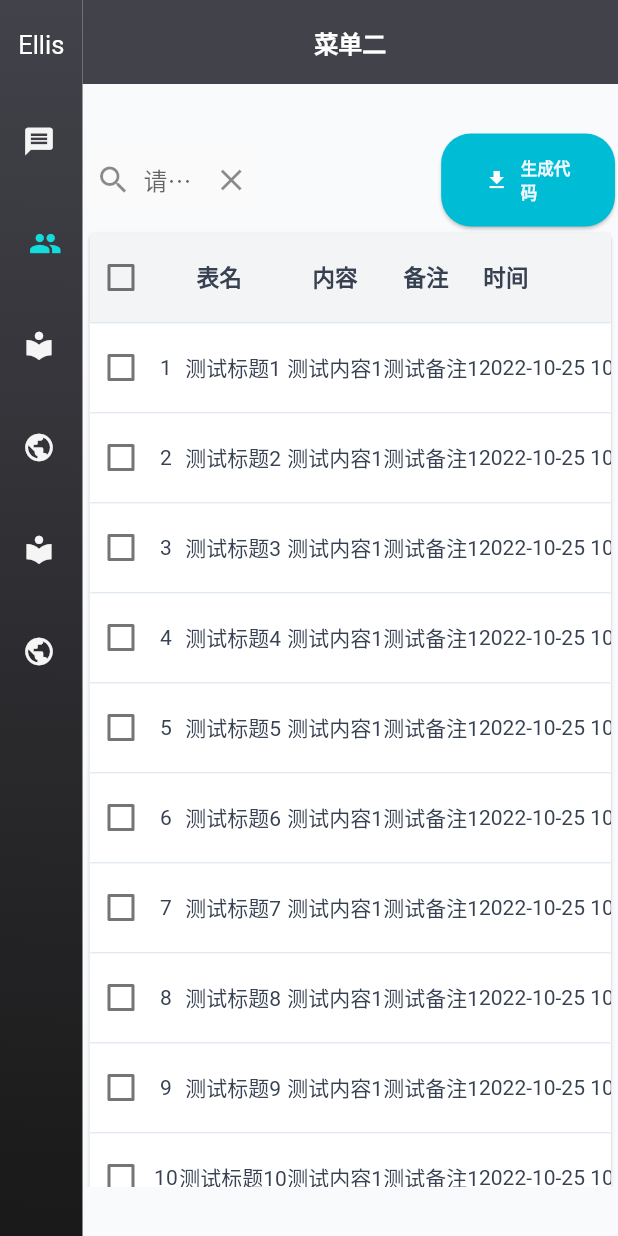
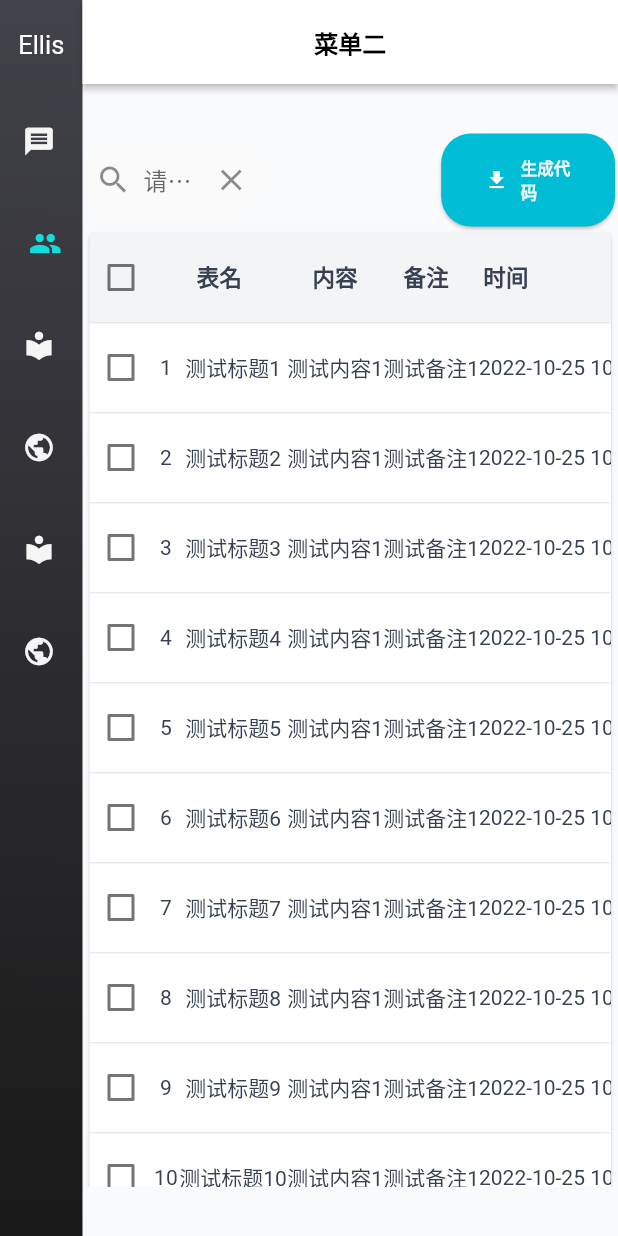
Before and after one commit to ellis1119/codegendemo, a Flutter app: the screen it shows after launch, after a tap on the "people" icon, on a phone screen of 412 x 824 dp. Run offline on Flutter 3.47's test engine with Material 2 defaults, Android fonts, the phone set to English and light mode, and no system bars; our stand-ins replace fl_chart, url_strategy.

Commit message:
2022-10-25

```diff
--- a/lib/pages/demo2.dart
+++ b/lib/pages/demo2.dart
@@ -61,13 +61,13 @@ class _Demo2State extends State<Demo2> {
     double screenHeight = MediaQuery.of(context).size.height;
     return Scaffold(
         appBar: AppBar(
-          elevation: 0,
+          elevation: 2,
           title: const Text(
             '菜单二',
-            style: TextStyle(fontSize: 16.0, fontWeight: FontWeight.bold),
+            style: TextStyle(fontSize: 16.0, fontWeight: FontWeight.bold , color: Colors.black),
           ),
           centerTitle: true,
-          backgroundColor: Color.fromRGBO(66, 66, 74, 1.0),
+          backgroundColor: Colors.white,
         ),
         backgroundColor: Colors.transparent,
         body: Container(
--- a/lib/pages/demo3.dart
+++ b/lib/pages/demo3.dart
@@ -42,13 +42,16 @@ class _Demo3State extends State<Demo3> {
     print(width);
     return Scaffold(
         appBar: AppBar(
-          elevation: 0,
+          elevation: 2,
           title: const Text(
             '菜单一',
-            style: TextStyle(fontSize: 16.0, fontWeight: FontWeight.bold),
+            style: TextStyle(
+                fontSize: 16.0,
+                fontWeight: FontWeight.bold,
+                color: Colors.black),
           ),
           centerTitle: true,
-          backgroundColor: const Color.fromRGBO(66, 66, 74, 1.0),
+          backgroundColor: Colors.white,
         ),
         backgroundColor: Colors.transparent,
         body: Container(
@@ -282,12 +285,12 @@ class _Demo3State extends State<Demo3> {
                           ),
                         ),
                       if (width <= 1000)
-                        Container(
-                          margin: EdgeInsets.symmetric(vertical: height * 0.02),
-                          child: Wrap(
+                        Wrap(
                           direction: Axis.horizontal,
                           children: <Widget>[
-                              Card(
+                            Container(
+                              margin: const EdgeInsets.only(bottom: 8.0),
+                              child: Card(
                                   elevation: 1,
                                   shape: const RoundedRectangleBorder(
                                     borderRadius: BorderRadius.all(
@@ -310,7 +313,10 @@ class _Demo3State extends State<Demo3> {
                                       subtitle: MainGraph(),
                                     ),
                                   )),
-                              Card(
+                            ),
+                            Container(
+                                margin: const EdgeInsets.only(bottom: 8.0),
+                                child: Card(
                                     elevation: 1,
                                     shape: const RoundedRectangleBorder(
                                       borderRadius: BorderRadius.all(
@@ -337,9 +343,8 @@ class _Demo3State extends State<Demo3> {
                                                         vertical: 50.0),
                                                 child: const mainPie()),
                                           )),
-                                  ))
+                                    ))),
                           ],
-                          ),
                         ),
                       if (width > 1000)
                         SizedBox(
@@ -427,7 +432,7 @@ class _Demo3State extends State<Demo3> {
                               Expanded(
                                 flex: 1,
                                 child: Container(
-                                  margin: const EdgeInsets.only(right: 6.0),
+                                  margin: const EdgeInsets.only(bottom: 8.0),
                                   child: Card(
                                       elevation: 1,
                                       shape: const RoundedRectangleBorder(
@@ -461,7 +466,7 @@ class _Demo3State extends State<Demo3> {
                               Expanded(
                                 flex: 1,
                                 child: Container(
-                                  margin: const EdgeInsets.only(left: 6.0),
+                                  margin: const EdgeInsets.only(top: 8.0),
                                   child: Card(
                                       elevation: 1,
                                       shape: const RoundedRectangleBorder(
--- a/lib/pages/mainList.dart
+++ b/lib/pages/mainList.dart
@@ -24,8 +24,8 @@ class _MainListState extends State<MainList> {
                 return Column(
                   children: [
                     ListTile(
-                      contentPadding: EdgeInsets.symmetric(
-                        horizontal: screenWidth * 0.02,
+                      contentPadding: const EdgeInsets.symmetric(
+                      //  horizontal: screenWidth * 0.02,
                       ),
                       leading: AspectRatio(
                         aspectRatio: 9 / 10,
@@ -39,7 +39,7 @@ class _MainListState extends State<MainList> {
                             alignment: Alignment.centerLeft,
                             child: Text(
                               listData[index]['name'],
-                              style: TextStyle(
+                              style: const TextStyle(
                                   fontSize: 18, fontWeight: FontWeight.w600),
                             ),
                           ),
@@ -48,7 +48,7 @@ class _MainListState extends State<MainList> {
                             alignment: Alignment.centerLeft,
                             child: Text(
                               listData[index]['body'],
-                              style: TextStyle(
+                              style: const TextStyle(
                                   color: Colors.black,
                                   fontSize: 14,
                                   letterSpacing: .3),
--- a/lib/pages/mainPie.dart
+++ b/lib/pages/mainPie.dart
@@ -46,7 +46,7 @@ class mainPieState extends State {
                     ),
                     sectionsSpace: 0,
                     centerSpaceRadius:
-                        width < 1000 ? width * 0.13 : width * 0.04,
+                        width < 1000 ? width * 0.13 : width * 0.03,
                     sections: showingSections(),
                   ),
                 ),
--- a/lib/pages/mainSmallTable.dart
+++ b/lib/pages/mainSmallTable.dart
@@ -70,7 +70,7 @@ class _MainSmallTableState extends State<MainSmallTable> {
               scrollDirection: Axis.horizontal,
               child: Theme(
                   data: Theme.of(context).copyWith(
-                      dividerColor: const Color.fromRGBO(240, 248, 255, 1)),
+                      dividerColor: Colors.transparent),
                   child: (DataTable(
                     sortColumnIndex: _sortColumnIndex,
                     sortAscending: _sortAscending,
@@ -97,7 +97,7 @@ class _MainSmallTableState extends State<MainSmallTable> {
                       DataColumn(
                           label: SizedBox(
                               width: screenWidth > 1000
-                                  ? width * 0.22
+                                  ? width * 0.24
                                   : width2 * 0.22,
                               child: const Center(
                                 child: Text('内容',
@@ -107,7 +107,7 @@ class _MainSmallTableState extends State<MainSmallTable> {
                       DataColumn(
                           label: SizedBox(
                               width: screenWidth > 1000
-                                  ? width * 0.18
+                                  ? width * 0.2
                                   : width2 * 0.18,
                               child: const Center(
                                 child: Text('备注',
@@ -117,7 +117,7 @@ class _MainSmallTableState extends State<MainSmallTable> {
                       DataColumn(
                           label: SizedBox(
                               width: screenWidth > 1000
-                                  ? width * 0.18
+                                  ? width * 0.2
                                   : width2 * 0.18,
                               child: const Center(
                                 child: Text('分类',
```
Lines whose indentation alone changed are shown as unchanged.
